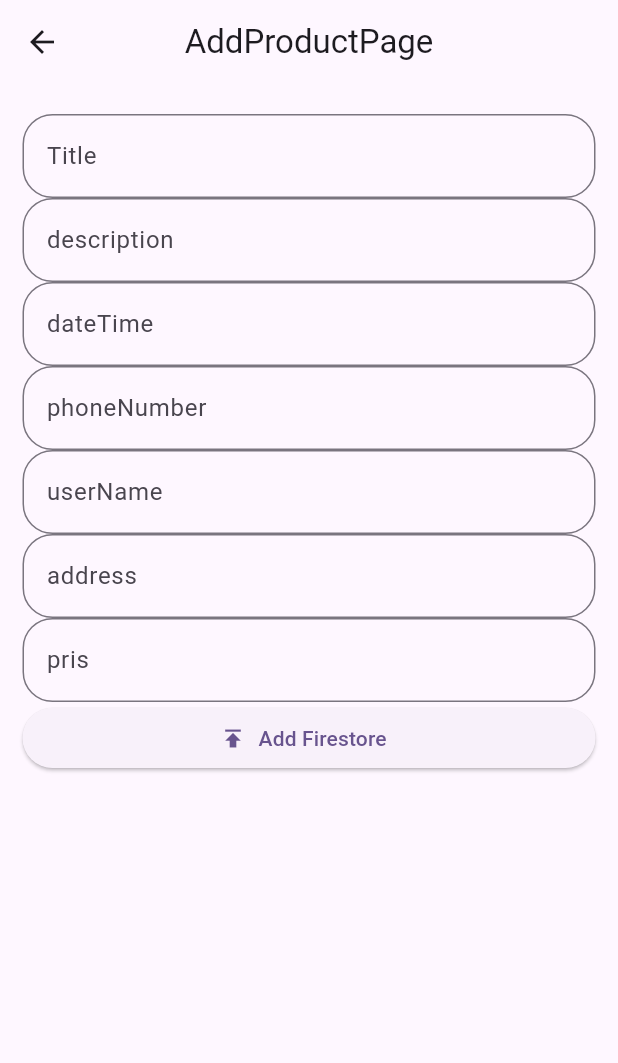
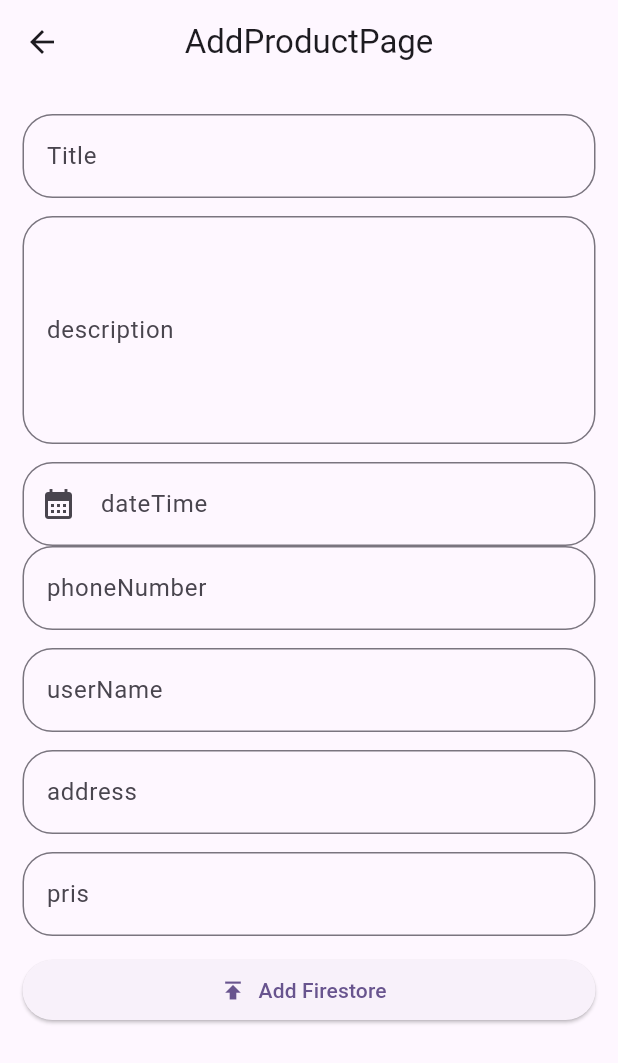
Before and after one commit to AltynbekChotonov/Jarnama_app, a Flutter app: the AddProductPage screen opened directly, on a phone screen of 412 x 824 dp. Shown: the top 1063 px of the screen. Run offline on Flutter 3.47's test engine with Material 3 defaults, Android fonts, the phone set to English and light mode, and no system bars; our stand-ins replace firebase_core; accounts and stored records are empty.

Commit message:
added jarnama_app_3

```diff
--- a/lib/add_product/page/add_product_page.dart
+++ b/lib/add_product/page/add_product_page.dart
@@ -1,9 +1,15 @@
 // ignore_for_file: public_member_api_docs, sort_constructors_first
+import 'package:flutter/cupertino.dart';
+import 'package:intl/intl.dart';
+import 'package:jarnama_app/components/custom_text_field.dart';
+import 'package:jarnama_app/service/data_time_service.dart';
+
 import 'add_product.dart';
 
 class AddProductPage extends StatelessWidget {
   AddProductPage({super.key});
 
+  // ignore: non_constant_identifier_names
   final _Title = TextEditingController();
   final _description = TextEditingController();
   final _dateTime = TextEditingController();
@@ -26,48 +32,37 @@ class AddProductPage extends StatelessWidget {
               controller: _Title,
               hinText: 'Title',
             ),
-          CustomtextField(controller: _description, hinText: 'description'),
-          CustomtextField(controller: _dateTime, hinText: 'dateTime'),
+            const SizedBox(height: 12),
+            CustomtextField(
+                maxLines: 5, controller: _description, hinText: 'description'),
+            const SizedBox(height: 12),
+            CustomtextField(
+                controller: _dateTime,
+                hinText: 'dateTime',
+                focusNode: FocusNode(),
+                prefixIcon: Icon(Icons.calendar_month),
+                onTap: () async {
+                  await DataTimeservice.showeDataTimePicker(
+                    context,
+                    (value) => _dateTime.text = DateFormat(
+                      'd MMM,y',
+                    ).format(value),
+                  );
+                }),
             CustomtextField(controller: _phoneNumber, hinText: 'phoneNumber'),
+            const SizedBox(height: 12),
             CustomtextField(controller: _userName, hinText: 'userName'),
+            const SizedBox(height: 12),
             CustomtextField(controller: _addess, hinText: 'address'),
+            const SizedBox(height: 12),
             CustomtextField(controller: _prise, hinText: 'pris'),
+            const SizedBox(height: 12),
             ElevatedButton.icon(
               onPressed: () {},
               icon: const Icon(Icons.publish),
               label: const Text('Add Firestore'),
             ),
-        ],
-      ),
+          ]),
     );
   }
 }
-
-class CustomtextField extends StatelessWidget {
-  const CustomtextField({
-    Key? key,
-    this.hinText,
-    this.controller,
-    this.maxLines,
-    this.onTap,
-  }) : super(key: key);
-
-  final String? hinText;
-  final TextEditingController? controller;
-  final int? maxLines;
-  final void Function()? onTap;
-
-  @override
-  Widget build(BuildContext context) {
-    return TextFormField(
-      controller: controller,
-      maxLines: maxLines,
-      onTap: onTap,
-      decoration: InputDecoration(
-          hintText: hinText,
-          border: const OutlineInputBorder(
-            borderRadius: BorderRadius.all(Radius.circular(20)),
-          )),
-    );
-  }
-}
--- /dev/null
+++ b/lib/components/custom_text_field.dart
@@ -0,0 +1,40 @@
+import 'package:jarnama_app/add_product/page/add_product.dart';
+
+class CustomtextField extends StatelessWidget {
+  const CustomtextField({
+    Key? key,
+    this.hinText,
+    this.controller,
+    this.maxLines,
+    this.onTap,
+    this.focusNode,
+    this.prefixIcon,
+    this.suffixIcon,
+  }) : super(key: key);
+
+  final String? hinText;
+  final TextEditingController? controller;
+  final int? maxLines;
+  final void Function()? onTap;
+  final FocusNode? focusNode;
+  final Widget? prefixIcon;
+  final Widget? suffixIcon;
+
+  @override
+  Widget build(BuildContext context) {
+    return TextFormField(
+      controller: controller,
+      maxLines: maxLines,
+      focusNode: focusNode,
+      onTap: onTap,
+      decoration: InputDecoration(
+          label: Text(hinText ?? ''),
+          hintText: hinText,
+          prefixIcon: prefixIcon,
+          suffixIcon: suffixIcon,
+          border: const OutlineInputBorder(
+            borderRadius: BorderRadius.all(Radius.circular(20)),
+          )),
+    );
+  }
+}
--- a/pubspec.yaml
+++ b/pubspec.yaml
@@ -36,8 +36,9 @@ dependencies:
   # Use with the CupertinoIcons class for iOS style icons.
   cupertino_icons: ^1.0.2
   firebase_core: ^2.24.2
-  cloud_firestore: ^2.5.0
-  firebase_storage: ^10.0.3
+  cloud_firestore: ^4.13.6
+  firebase_storage: ^11.5.6
+  intl: ^0.19.0
 
 
 
```
Also changed, not shown: lib/service/data_time_service.dart (added, +33 -0 lines), pubspec.lock, 4 other files. Lines whose indentation alone changed are shown as unchanged.
